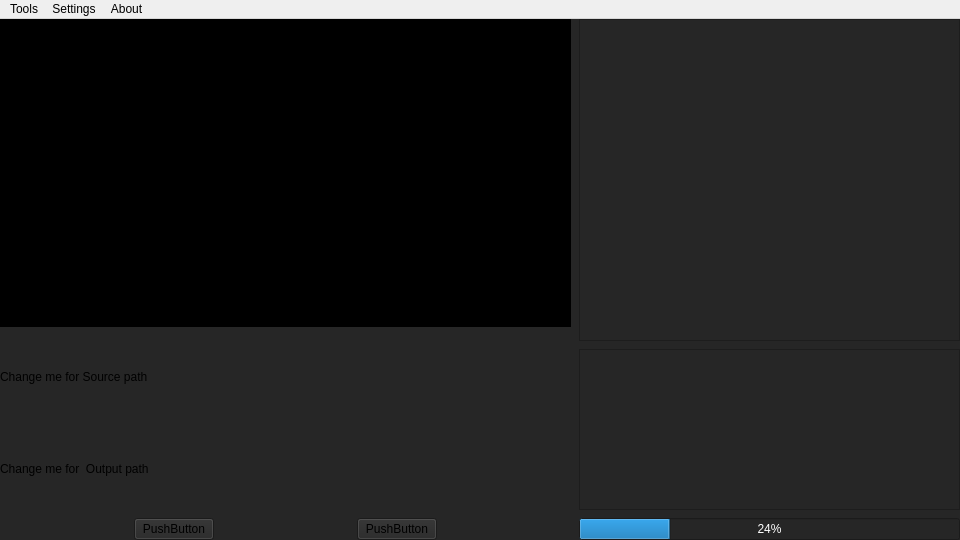
Azusain/Action-Recognition, file ui/mainwindow.ui: the form before one commit.
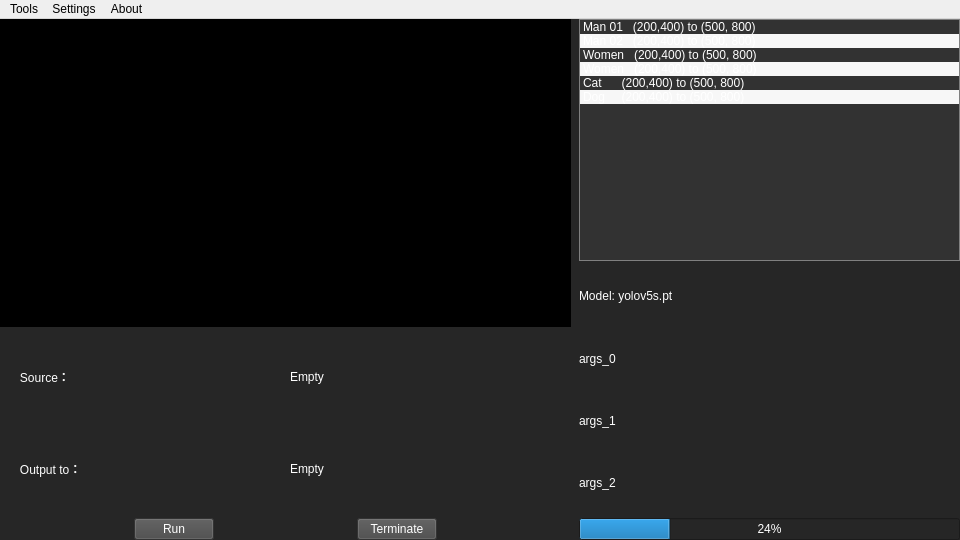
The form after the commit.

Patch:
```diff
--- a/ui/mainwindow.ui
+++ b/ui/mainwindow.ui
@@ -28,6 +28,12 @@
   <property name="windowTitle">
    <string>MainWindow</string>
   </property>
+  <property name="styleSheet">
+   <string notr="true">QListWidget::item{
+	alternate-background-color: rgb(144, 144, 144);
+}
+</string>
+  </property>
   <widget class="QWidget" name="centralwidget">
    <property name="enabled">
     <bool>true</bool>
@@ -91,9 +97,25 @@
           <item>
            <layout class="QHBoxLayout" name="horizontalLayout_5">
             <item>
-             <widget class="QLabel" name="label_2">
+             <widget class="QLabel" name="src_path_hint">
+              <property name="styleSheet">
+               <string notr="true">font: 20pt &quot;Cascadia Code SemiBold&quot;;
+color: rgb(255, 255, 255);</string>
+              </property>
               <property name="text">
-               <string>Change me for Source path</string>
+               <string>      Source：</string>
+              </property>
+             </widget>
+            </item>
+            <item>
+             <widget class="QLabel" name="src_path">
+              <property name="styleSheet">
+               <string notr="true">font: 15pt &quot;Cascadia Code&quot;;
+color: rgb(255, 255, 255);
+</string>
+              </property>
+              <property name="text">
+               <string>Empty</string>
               </property>
              </widget>
             </item>
@@ -102,9 +124,24 @@
           <item>
            <layout class="QHBoxLayout" name="horizontalLayout_2">
             <item>
-             <widget class="QLabel" name="label_3">
+             <widget class="QLabel" name="output_path_hint">
+              <property name="styleSheet">
+               <string notr="true">font: 20pt &quot;Cascadia Code SemiBold&quot;;
+color: rgb(255, 255, 255);</string>
+              </property>
               <property name="text">
-               <string>Change me for  Output path</string>
+               <string>      Output to：</string>
+              </property>
+             </widget>
+            </item>
+            <item>
+             <widget class="QLabel" name="output_path">
+              <property name="styleSheet">
+               <string notr="true">font: 15pt &quot;Cascadia Code&quot;;
+color: rgb(255, 255, 255);</string>
+              </property>
+              <property name="text">
+               <string>Empty</string>
               </property>
              </widget>
             </item>
@@ -133,8 +170,14 @@
                 <verstretch>0</verstretch>
                </sizepolicy>
               </property>
+              <property name="styleSheet">
+               <string notr="true">font: 12pt &quot;Cascadia Code&quot;;
+color: rgb(255, 255, 255);
+background-color: rgb(72, 72, 72);
+</string>
+              </property>
               <property name="text">
-               <string>PushButton</string>
+               <string>Run</string>
               </property>
              </widget>
             </item>
@@ -152,9 +195,20 @@
              </spacer>
             </item>
             <item>
-             <widget class="QPushButton" name="pushButton_2">
+             <widget class="QPushButton" name="btn_teminate">
+              <property name="styleSheet">
+               <string notr="true">font: 12pt &quot;Cascadia Code&quot;;
+color: rgb(255, 255, 255);
+background-color: rgb(72, 72, 72);</string>
+              </property>
               <property name="text">
-               <string>PushButton</string>
+               <string>Terminate</string>
+              </property>
+              <property name="iconSize">
+               <size>
+                <width>12</width>
+                <height>12</height>
+               </size>
               </property>
              </widget>
             </item>
@@ -178,12 +232,110 @@
        </layout>
       </item>
       <item>
-       <layout class="QVBoxLayout" name="verticalLayout_3" stretch="4,2,1">
+       <layout class="QVBoxLayout" name="verticalLayout_3" stretch="2,2,1">
         <item>
-         <widget class="QListWidget" name="listWidget"/>
+         <widget class="QListWidget" name="detected_list">
+          <property name="styleSheet">
+           <string notr="true">font: 15pt &quot;Cascadia Code&quot;;
+color: rgb(255, 255, 255);
+border:1px solid gray;
+background-color: rgb(50, 50, 50);
+</string>
+          </property>
+          <property name="alternatingRowColors">
+           <bool>true</bool>
+          </property>
+          <property name="layoutMode">
+           <enum>QListView::SinglePass</enum>
+          </property>
+          <property name="spacing">
+           <number>4</number>
+          </property>
+          <property name="currentRow">
+           <number>-1</number>
+          </property>
+          <property name="sortingEnabled">
+           <bool>false</bool>
+          </property>
+          <item>
+           <property name="text">
+            <string>Man 01   (200,400) to (500, 800)</string>
+           </property>
+          </item>
+          <item>
+           <property name="text">
+            <string>Man 02   (200,400) to (500, 800)</string>
+           </property>
+          </item>
+          <item>
+           <property name="text">
+            <string>Women   (200,400) to (500, 800)</string>
+           </property>
+          </item>
+          <item>
+           <property name="text">
+            <string>Women   (200,400) to (500, 800)</string>
+           </property>
+          </item>
+          <item>
+           <property name="text">
+            <string>Cat      (200,400) to (500, 800)</string>
+           </property>
+          </item>
+          <item>
+           <property name="text">
+            <string>Dog     (200,400) to (500, 800)</string>
+           </property>
+          </item>
+         </widget>
         </item>
         <item>
-         <widget class="QGraphicsView" name="graphicsView"/>
+         <layout class="QVBoxLayout" name="args_conf">
+          <item>
+           <widget class="QLabel" name="model_chosen">
+            <property name="styleSheet">
+             <string notr="true">font: 15pt &quot;Cascadia Code&quot;;
+color: rgb(255, 255, 255);</string>
+            </property>
+            <property name="text">
+             <string>Model: yolov5s.pt</string>
+            </property>
+           </widget>
+          </item>
+          <item>
+           <widget class="QLabel" name="label_3">
+            <property name="styleSheet">
+             <string notr="true">font: 15pt &quot;Cascadia Code&quot;;
+color: rgb(255, 255, 255);</string>
+            </property>
+            <property name="text">
+             <string>args_0</string>
+            </property>
+           </widget>
+          </item>
+          <item>
+           <widget class="QLabel" name="other_args">
+            <property name="styleSheet">
+             <string notr="true">font: 15pt &quot;Cascadia Code&quot;;
+color: rgb(255, 255, 255);</string>
+            </property>
+            <property name="text">
+             <string>args_1</string>
+            </property>
+           </widget>
+          </item>
+          <item>
+           <widget class="QLabel" name="label_2">
+            <property name="styleSheet">
+             <string notr="true">font: 15pt &quot;Cascadia Code&quot;;
+color: rgb(255, 255, 255);</string>
+            </property>
+            <property name="text">
+             <string>args_2</string>
+            </property>
+           </widget>
+          </item>
+         </layout>
         </item>
         <item>
          <widget class="QProgressBar" name="progressBar">
```
Left out of the diff: 45 changed lines with no effect on the pictures.
